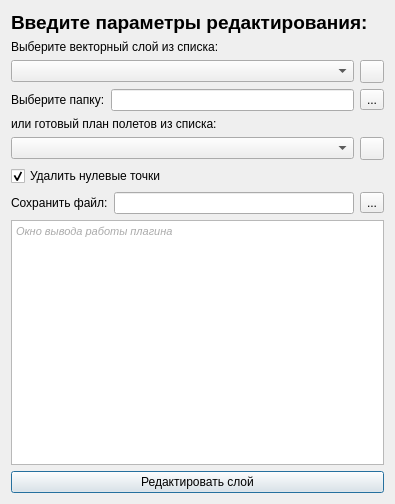
Old version of the form bpla_plugin_flights_dialog_base.ui in the repository vedmitt/Argest.
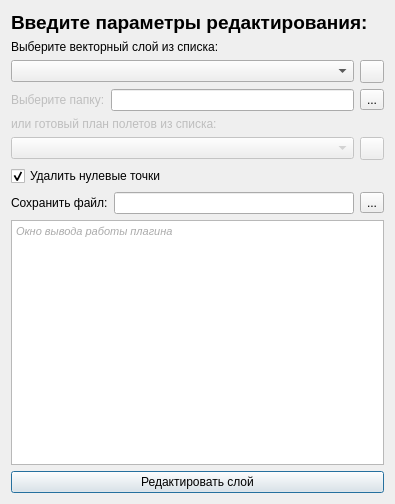
New version of the form. Icons and pictures are not drawn.

The edit to the form file:
```diff
--- a/bpla_plugin_flights_dialog_base.ui
+++ b/bpla_plugin_flights_dialog_base.ui
@@ -57,6 +57,9 @@
     <layout class="QHBoxLayout" name="horizontalLayout_3">
      <item>
       <widget class="QLabel" name="label_4">
+       <property name="enabled">
+        <bool>false</bool>
+       </property>
        <property name="text">
         <string>Выберите папку:</string>
        </property>
@@ -76,6 +79,9 @@
    </item>
    <item>
     <widget class="QLabel" name="label_5">
+     <property name="enabled">
+      <bool>false</bool>
+     </property>
      <property name="text">
       <string>или готовый план полетов из списка:</string>
      </property>
@@ -84,10 +90,17 @@
    <item>
     <layout class="QHBoxLayout" name="horizontalLayout_4">
      <item>
-      <widget class="QComboBox" name="comboBox_2"/>
+      <widget class="QComboBox" name="comboBox_2">
+       <property name="enabled">
+        <bool>false</bool>
+       </property>
+      </widget>
      </item>
      <item>
       <widget class="QToolButton" name="toolButton_cbreload_2">
+       <property name="enabled">
+        <bool>false</bool>
+       </property>
        <property name="text">
         <string/>
        </property>
```
